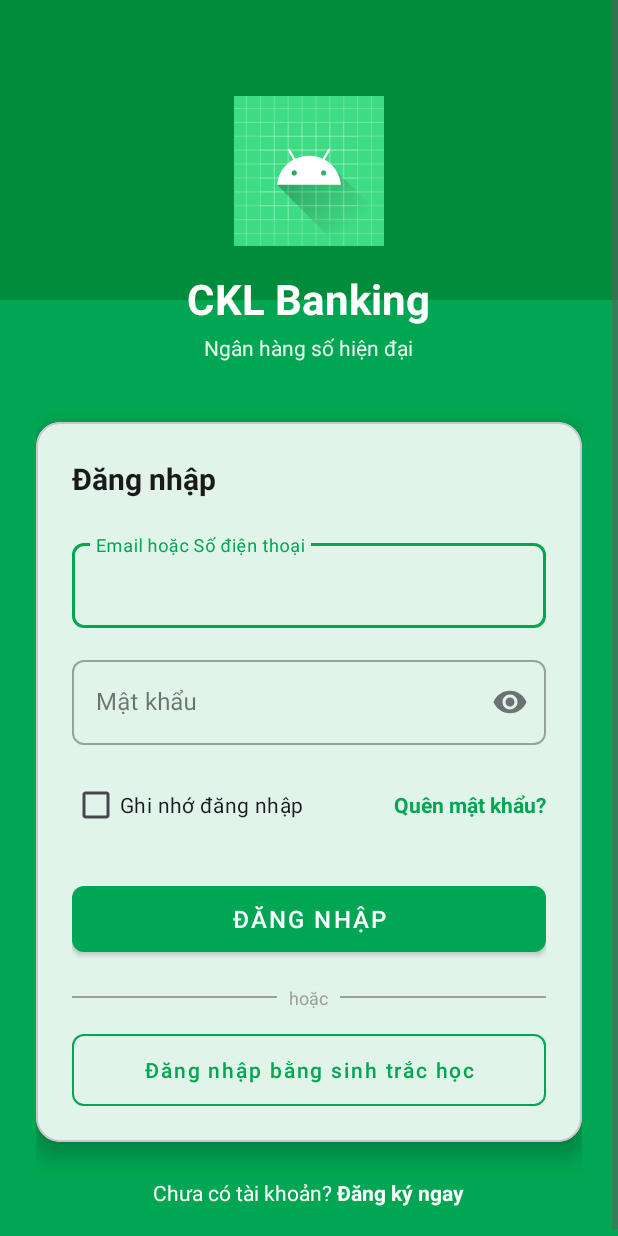
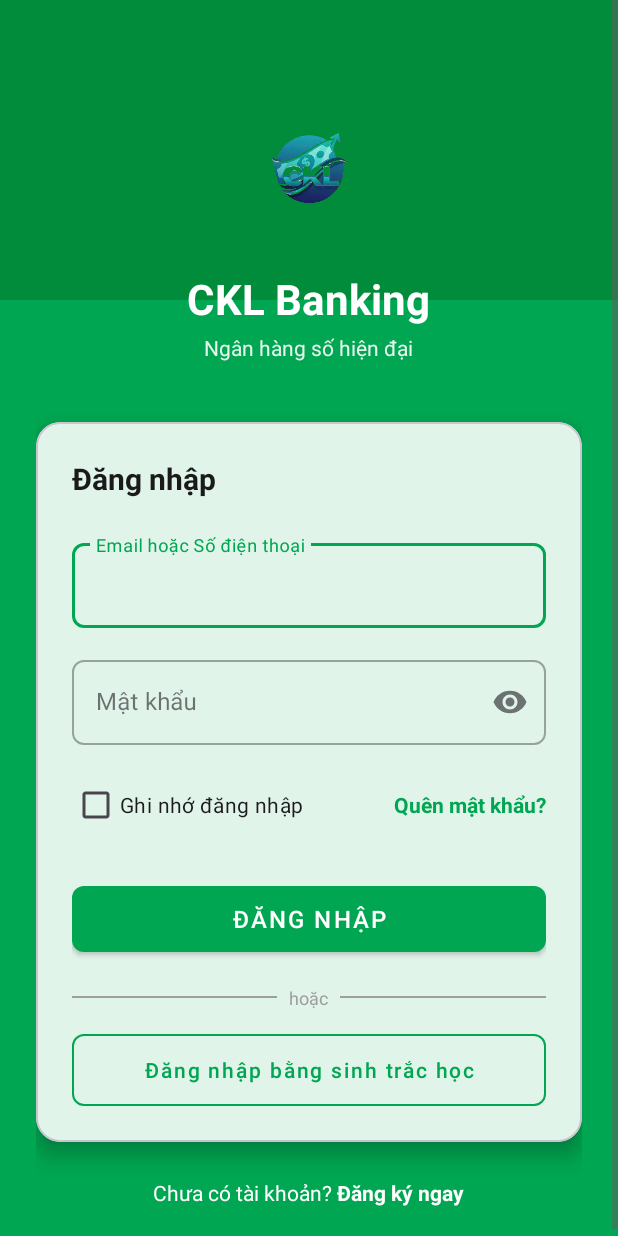
Before and after one commit to Phong2111/CKL-Banking, an Android app: the layout activity_login.xml on its own in the app's theme, with its tools: preview values and no code run, on a phone screen of 412 x 824 dp. Run offline under Robolectric (Android 15) with nearby library versions, the phone set to English and light mode, and no system bars.

Commit message:
Full Phong work setup

```diff
--- /dev/null
+++ b/app/src/main/java/com/example/cklbanking/activities/LoginActivity.java
@@ -0,0 +1,4 @@
+package com.example.cklbanking.activities;
+
+public class LoginActivity {
+}
--- /dev/null
+++ b/app/src/main/java/com/example/cklbanking/activities/RegisterActivity.java
@@ -0,0 +1,4 @@
+package com.example.cklbanking.activities;
+
+public class RegisterActivity {
+}
--- /dev/null
+++ b/app/src/main/java/com/example/cklbanking/activities/SplashActivity.java
@@ -0,0 +1,4 @@
+package com.example.cklbanking.activities;
+
+public class SplashActivity {
+}
--- /dev/null
+++ b/app/src/main/java/com/example/cklbanking/repositories/TransactionRepository.java
@@ -0,0 +1,4 @@
+package com.example.cklbanking.repositories;
+
+public class TransactionRepository {
+}
--- a/app/src/main/res/layout/activity_login.xml
+++ b/app/src/main/res/layout/activity_login.xml
@@ -36,8 +36,8 @@
                 <ImageView
                     android:layout_width="100dp"
                     android:layout_height="100dp"
-                    android:src="@drawable/ic_launcher_foreground"
-                    android:background="@drawable/ic_launcher_background"
+                    android:src="@drawable/ic_app"
+
                     android:elevation="8dp"/>
 
                 <TextView
```
Also changed, not shown: app/src/main/res/drawable/ic_app.png (added).
